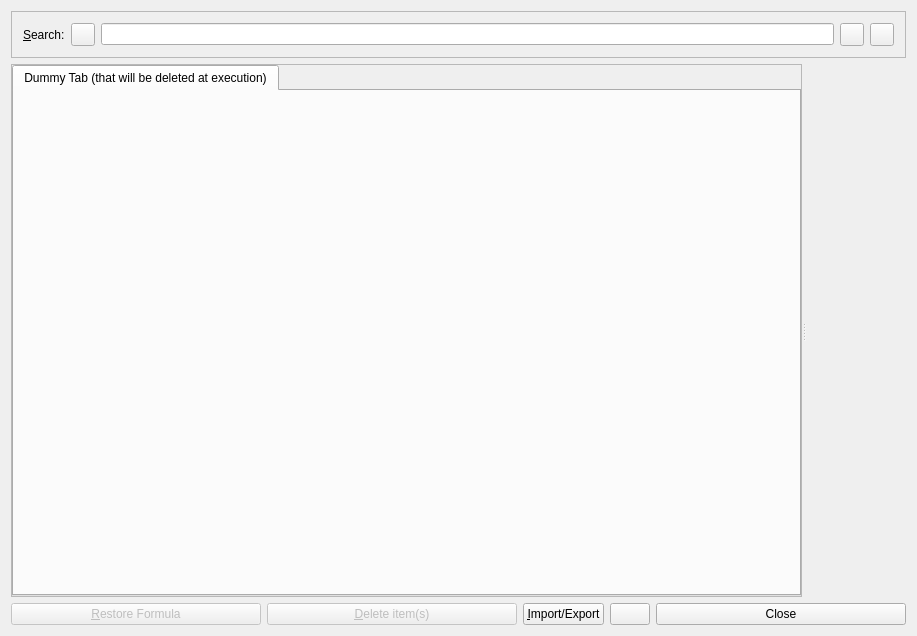
Old version of the form src/klflibbrowser.ui in the repository CryFeiFei/klatexformula.
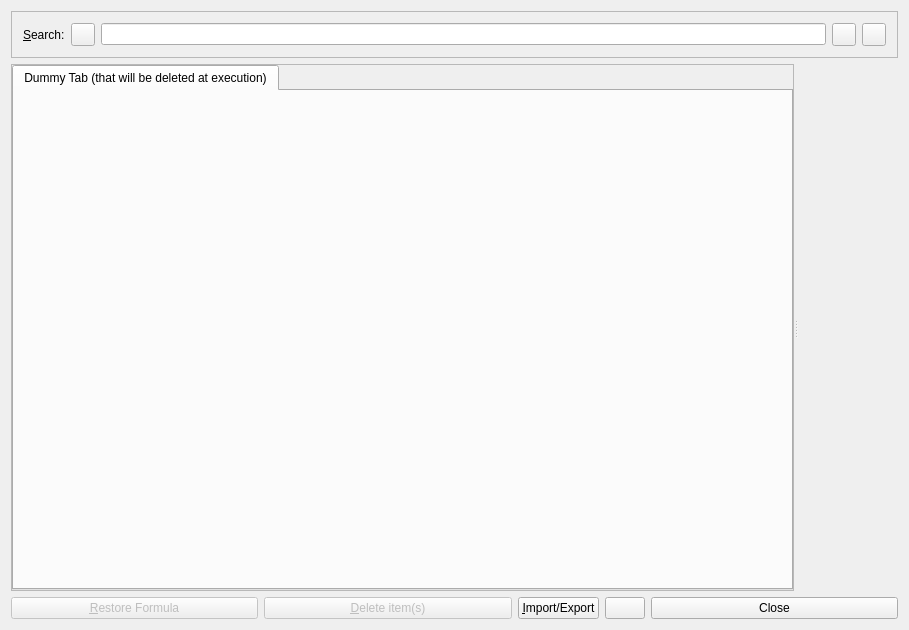
New version of the form. Icons and pictures are not drawn. Custom widgets are drawn as their Qt base class.

The edit to the form file:
```diff
--- a/src/klflibbrowser.ui
+++ b/src/klflibbrowser.ui
@@ -10,8 +10,8 @@
    <rect>
     <x>0</x>
     <y>0</y>
-    <width>917</width>
-    <height>636</height>
+    <width>909</width>
+    <height>630</height>
    </rect>
   </property>
   <property name="windowTitle">
```
Left out of the diff: 83 changed lines with no effect on the pictures.
